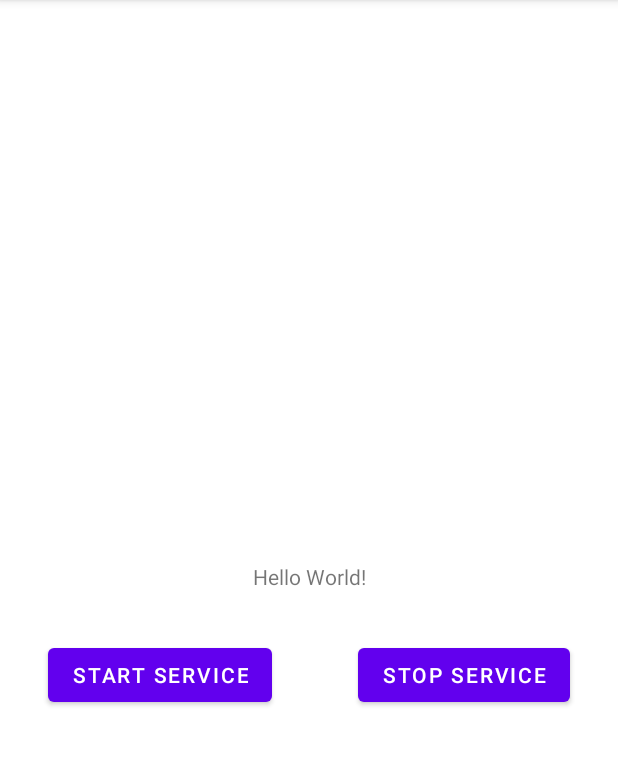
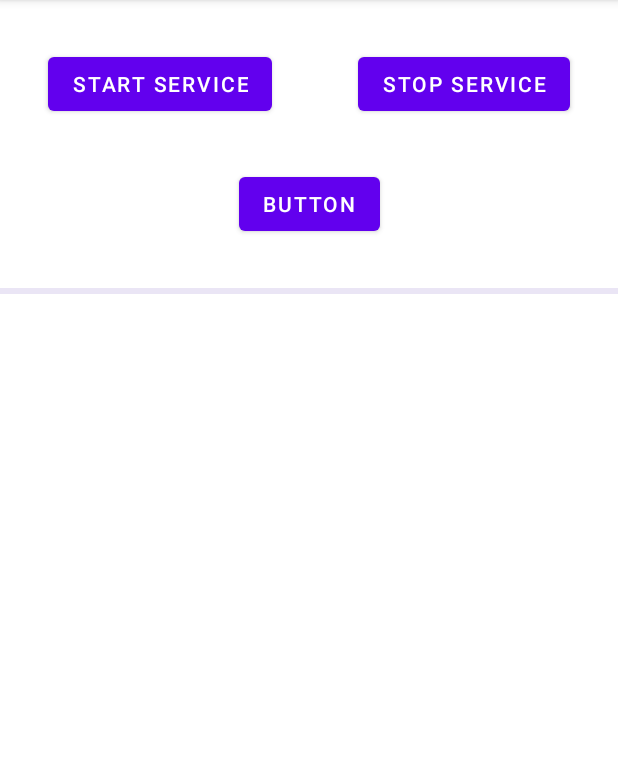
Before and after one commit to Cuke7/P8_watch, an Android app: the screen it shows after launch (MainActivity), on a phone screen of 412 x 824 dp, the part 84-850 px from its top. Run offline under Robolectric (Android 15) with nearby library versions, the phone set to English and light mode, and no system bars; 3 statements that could not run were skipped.

Commit message:
Stable version

```diff
--- a/P8_companion/app/build.gradle
+++ b/P8_companion/app/build.gradle
@@ -34,6 +34,7 @@ dependencies {
     implementation 'com.google.android.material:material:1.2.1'
     implementation 'androidx.constraintlayout:constraintlayout:2.0.4'
     implementation 'androidx.localbroadcastmanager:localbroadcastmanager:1.0.0'
+    implementation 'androidx.preference:preference:1.1.1'
     testImplementation 'junit:junit:4.+'
     androidTestImplementation 'androidx.test.ext:junit:1.1.1'
     androidTestImplementation 'androidx.test.espresso:espresso-core:3.2.0'
--- a/P8_companion/app/src/main/java/com/example/p8companion/MainActivity.java
+++ b/P8_companion/app/src/main/java/com/example/p8companion/MainActivity.java
@@ -3,6 +3,8 @@ package com.example.p8companion;
 import androidx.appcompat.app.AppCompatActivity;
 import androidx.core.app.ActivityCompat;
 import androidx.core.content.ContextCompat;
+import androidx.localbroadcastmanager.content.LocalBroadcastManager;
+import androidx.preference.PreferenceManager;
 
 import android.Manifest;
 import android.app.Notification;
@@ -18,6 +20,7 @@ import android.content.Context;
 import android.content.Intent;
 import android.content.IntentFilter;
 import android.content.ServiceConnection;
+import android.content.SharedPreferences;
 import android.content.pm.PackageManager;
 import android.os.Bundle;
 import android.os.Handler;
@@ -25,6 +28,8 @@ import android.os.IBinder;
 import android.util.Log;
 import android.view.View;
 import android.widget.Button;
+import android.widget.TextView;
+import android.widget.Toast;
 
 import java.util.ArrayList;
 import java.util.HashMap;
@@ -36,7 +41,11 @@ public class MainActivity extends AppCompatActivity {
     private static final int REQUEST_PERMISSIONS_REQUEST_CODE = 34;
 
     // UI elements
-    private Button mStartServiceButton, mStopServiceButton;
+    private Button mStopServiceButton, mSettingsButton;
+    private TextView LogText;
+
+    // Contain all logs to display
+    private String logs ="Logs : ";
 
     // A reference to the foreground service, assigned during binding
     private ForegroundService mService = null;
@@ -44,8 +53,8 @@ public class MainActivity extends AppCompatActivity {
     // Tracks the bound state of the service.
     private boolean mBound = false;
 
-    // Bluetooth stuff
-    private BluetoothAdapter mBluetoothAdapter;
+    // Display or not on the watch the notifications received
+    private boolean DisplayNotification = false;
 
     // Monitors the state of the connection to the service.
     private final ServiceConnection mServiceConnection = new ServiceConnection() {
@@ -54,7 +63,6 @@ public class MainActivity extends AppCompatActivity {
             ForegroundService.LocalBinder binder = (ForegroundService.LocalBinder) service;
             mService = binder.getService();
             mBound = true;
-            Log.d(TAG,"Service bound!");
 
             // Initialise bluetooth
             if (!mService.initializeBLE()) {
@@ -78,41 +86,52 @@ public class MainActivity extends AppCompatActivity {
 
     @Override
     protected void onCreate(Bundle savedInstanceState) {
+
         super.onCreate(savedInstanceState);
         setContentView(R.layout.activity_main);
 
-        mStartServiceButton = findViewById(R.id.StartServiceButton);
         mStopServiceButton = findViewById(R.id.StopServiceButton);
+        mSettingsButton = findViewById(R.id.SettingsButton);
+        // Text view we'll use as log
+        LogText = findViewById(R.id.LogText);
 
-        mStartServiceButton.setOnClickListener(view -> {
-            if (!checkPermissions()) {
-                requestPermissions();
-            } else {
-                startService();
-                // Then bind to the service
-                bindService(new Intent(getApplicationContext(), ForegroundService.class), mServiceConnection,
-                        Context.BIND_AUTO_CREATE);
-                // The bluetooth operations are in the ServiceConnection callback
+        mStopServiceButton.setOnClickListener(view -> mService.customStopService());
 
-            }
+        mSettingsButton.setOnClickListener(view -> {
+            Intent intent = new Intent(this, SettingsActivity.class);
+            startActivity(intent);
         });
 
-        mStopServiceButton.setOnClickListener(view -> stopService());
+        // Setup the broadcast used to receive the notifications
+        LocalBroadcastManager.getInstance(this).registerReceiver(MyReceiver, new IntentFilter(NotificationListener.ACTION_STATUS_BROADCAST));
 
-        final BluetoothManager bluetoothManager =
-                (BluetoothManager) getSystemService(Context.BLUETOOTH_SERVICE);
-        mBluetoothAdapter = bluetoothManager.getAdapter();
+        // Ensures that the settings are properly initialized with their default values
+        PreferenceManager.setDefaultValues(this, R.xml.root_preferences, false);
+
+        if (!checkPermissions()) {
+            requestPermissions();
+            getApplicationContext().startActivity(new Intent("android.settings.ACTION_NOTIFICATION_LISTENER_SETTINGS").addFlags(Intent.FLAG_ACTIVITY_NEW_TASK));
+        }
     }
 
-    public void startService() {
-        Intent serviceIntent = new Intent(this, ForegroundService.class);
-        serviceIntent.putExtra("inputExtra", "Foreground Service Example in Android");
-        ContextCompat.startForegroundService(this, serviceIntent);
+    @Override
+    protected void onStart() {
+        if(!mBound){
+            bindService(new Intent(getApplicationContext(), ForegroundService.class), mServiceConnection,
+                    Context.BIND_AUTO_CREATE);
+        }
+        super.onStart();
+        SharedPreferences sharedPref = PreferenceManager.getDefaultSharedPreferences(this);
+        DisplayNotification = sharedPref.getBoolean(SettingsActivity.KEY_NOTIFICATION_SWITCH, false);
     }
-    public void stopService() {
-        mService.stopSelf();
-        unbindService(mServiceConnection);
-        mBound = false;
+
+    @Override
+    protected void onStop() {
+        if (mBound) {
+            unbindService(mServiceConnection);
+            mBound = false;
+        }
+        super.onStop();
     }
 
     private boolean checkPermissions() {
@@ -144,14 +163,19 @@ public class MainActivity extends AppCompatActivity {
             final String action = intent.getAction();
             if (ForegroundService.ACTION_GATT_CONNECTED.equals(action)) {
                 Log.d(TAG,"Bluetooth connected !");
+                mService.mConnected = true;
+                log("P8 watch connected !");
+                mService.customStartService();
             } else if (ForegroundService.ACTION_GATT_DISCONNECTED.equals(action)) {
                 Log.d(TAG,"Bluetooth disconnected !");
+                mService.mConnected = false;
             } else if (ForegroundService.ACTION_GATT_SERVICES_DISCOVERED.equals(action)) {
                 // Configure the GattService we'll use as a notification GATT
                 mService.enableCharacteristicNotification();
             } else if (ForegroundService.ACTION_DATA_AVAILABLE.equals(action)) {
                 String data = intent.getStringExtra(ForegroundService.EXTRA_DATA);
                 Log.d(TAG, "Bluetooth data received: " + data);
+                log(data);
             }
         }
     };
@@ -164,4 +188,24 @@ public class MainActivity extends AppCompatActivity {
         intentFilter.addAction(ForegroundService.ACTION_DATA_AVAILABLE);
         return intentFilter;
     }
+
+    // Notification stuff
+
+    // Is called when NotificationListener.java receive a new notification
+    private BroadcastReceiver MyReceiver = new BroadcastReceiver() {
+        @Override
+        public void onReceive(Context context, Intent intent) {
+            String title = intent.getStringExtra("title");
+            String text = intent.getStringExtra("text");
+            if(DisplayNotification) {
+                mService.send("AT+HTTP="+title+"\n"+text+"\r\n");
+                log("Sending notification");
+            }
+        }
+    };
+
+    private void log(String text){
+        logs = logs + "\n" + text;
+        LogText.setText(logs);
+    }
 }
--- a/P8_companion/app/src/main/res/layout/activity_main.xml
+++ b/P8_companion/app/src/main/res/layout/activity_main.xml
@@ -5,16 +5,6 @@
     android:layout_width="match_parent"
     android:layout_height="match_parent"
     tools:context=".MainActivity">
-
-    <TextView
-        android:id="@+id/textView"
-        android:layout_width="wrap_content"
-        android:layout_height="wrap_content"
-        android:text="Hello World!"
-        app:layout_constraintBottom_toBottomOf="parent"
-        app:layout_constraintLeft_toLeftOf="parent"
-        app:layout_constraintRight_toRightOf="parent"
-        app:layout_constraintTop_toTopOf="parent" />
 
     <Button
         android:id="@+id/StartServiceButton"
@@ -24,7 +14,7 @@
         android:layout_marginTop="32dp"
         android:text="Start service"
         app:layout_constraintStart_toStartOf="parent"
-        app:layout_constraintTop_toBottomOf="@+id/textView" />
+        app:layout_constraintTop_toTopOf="parent" />
 
     <Button
         android:id="@+id/StopServiceButton"
@@ -34,6 +24,38 @@
         android:layout_marginEnd="32dp"
         android:text="Stop service"
         app:layout_constraintEnd_toEndOf="parent"
-        app:layout_constraintTop_toBottomOf="@+id/textView" />
+        app:layout_constraintTop_toTopOf="parent" />
+
+    <Button
+        android:id="@+id/SettingsButton"
+        android:layout_width="wrap_content"
+        android:layout_height="wrap_content"
+        android:layout_marginTop="32dp"
+        android:text="Button"
+        app:layout_constraintEnd_toEndOf="parent"
+        app:layout_constraintStart_toStartOf="parent"
+        app:layout_constraintTop_toBottomOf="@+id/StartServiceButton" />
+
+    <View
+        android:id="@+id/divider"
+        android:layout_width="match_parent"
+        android:layout_height="4dp"
+        android:layout_marginTop="32dp"
+        android:background="?android:attr/listDivider"
+        android:backgroundTint="#512DA8"
+        app:layout_constraintEnd_toEndOf="parent"
+        app:layout_constraintStart_toStartOf="parent"
+        app:layout_constraintTop_toBottomOf="@+id/SettingsButton" />
+
+    <TextView
+        android:id="@+id/LogText"
+        android:layout_width="0dp"
+        android:layout_height="wrap_content"
+        android:layout_marginStart="32dp"
+        android:layout_marginTop="32dp"
+        android:layout_marginEnd="32dp"
+        app:layout_constraintEnd_toEndOf="parent"
+        app:layout_constraintStart_toStartOf="parent"
+        app:layout_constraintTop_toBottomOf="@+id/divider" />
 
 </androidx.constraintlayout.widget.ConstraintLayout>
--- /dev/null
+++ b/P8_companion/app/src/main/res/xml/root_preferences.xml
@@ -0,0 +1,13 @@
+<PreferenceScreen xmlns:android="http://schemas.android.com/apk/res/android"
+    xmlns:app="http://schemas.android.com/apk/res-auto">
+
+    <PreferenceCategory app:title="Notifications">
+
+        <SwitchPreferenceCompat
+            app:defaultValue="true"
+            app:key="notification_switch"
+            app:title="Show notifications on the watch" />
+
+    </PreferenceCategory>
+
+</PreferenceScreen>
```
Also changed, not shown: P8_companion/app/src/main/AndroidManifest.xml (+26 -9 lines), P8_companion/app/src/main/java/com/example/p8companion/ForegroundService.java (+61 -7 lines), P8_companion/app/src/main/java/com/example/p8companion/NotificationListener.java (+1 -11 lines), P8_companion/app/src/main/java/com/example/p8companion/SettingsActivity.java (added, +35 -0 lines), P8_companion/app/src/main/res/layout/settings_activity.xml (added, +9 -0 lines), P8_companion/app/src/main/res/values/arrays.xml (added, +12 -0 lines), P8_companion/app/src/main/res/values/strings.xml (+16 -0 lines), P8_companion/app/src/main/res/mipmap-hdpi/ic_launcher.png (deleted), P8_companion/app/src/main/res/mipmap-mdpi/ic_launcher.png (deleted), P8_companion/app/src/main/res/mipmap-xhdpi/ic_launcher.png (deleted), P8_companion/app/src/main/res/mipmap-xxhdpi/ic_launcher.png (deleted), P8_companion/app/src/main/res/mipmap-xxxhdpi/ic_launcher.png (deleted).
